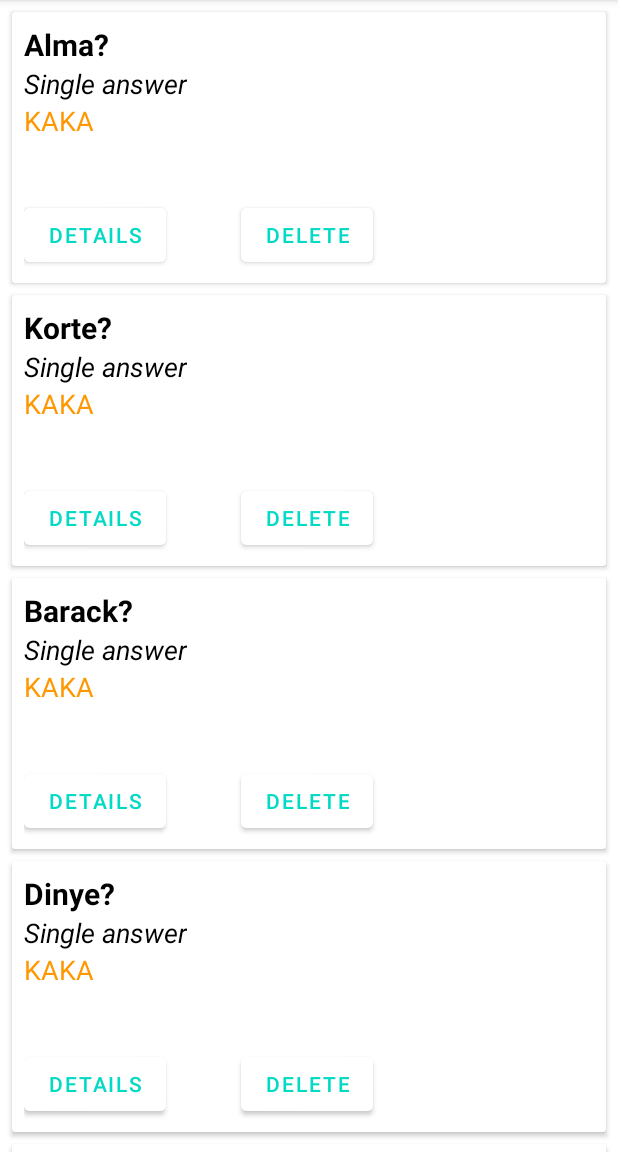
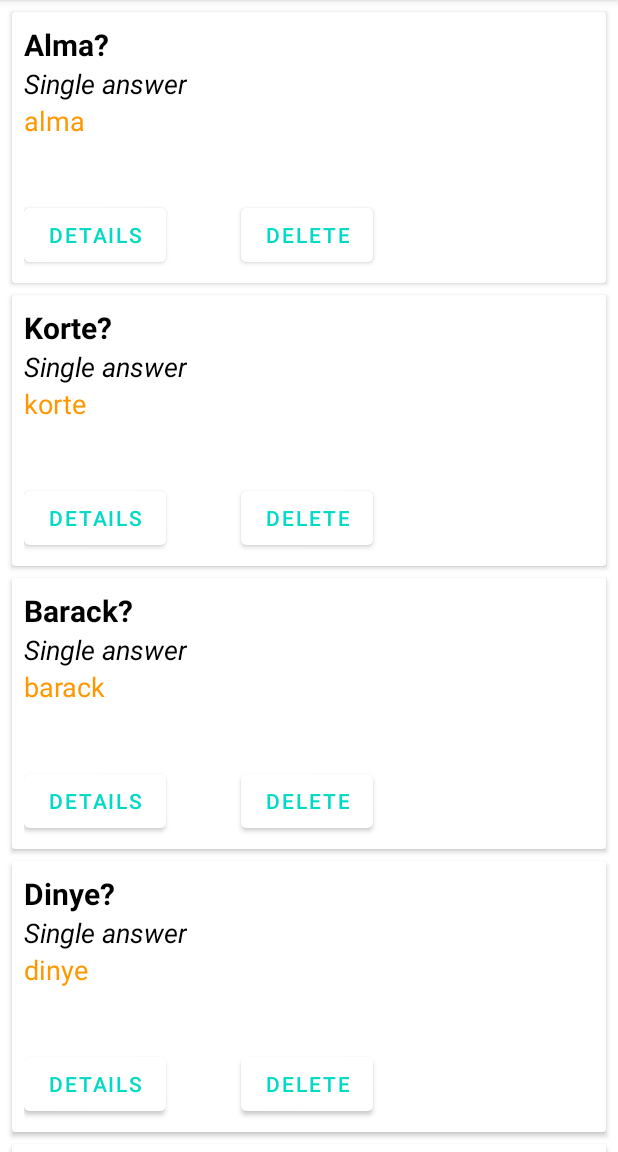
Before and after one commit to kollozsolt/Android, an Android app: the screen it shows after launch (MainActivity), in the side drawer, after a tap on "List of questions", on a phone screen of 412 x 824 dp, the part 84-1236 px from its top. Run offline under Robolectric (Android 15) with nearby library versions, the phone set to English and light mode, and no system bars.

Commit message:
Right answer fixed in recycler view

```diff
--- a/Quiz/app/src/main/java/com/example/quiz/fragment/HomeFragment.kt
+++ b/Quiz/app/src/main/java/com/example/quiz/fragment/HomeFragment.kt
@@ -17,6 +17,7 @@ class HomeFragment : Fragment() {
 
     private lateinit var startButton: Button
     private lateinit var newQuestionButton: Button
+    private lateinit var listButton: Button
 
     override fun onCreateView(
         inflater: LayoutInflater, container: ViewGroup?,
@@ -29,11 +30,17 @@ class HomeFragment : Fragment() {
     override fun onViewCreated(view: View, savedInstanceState: Bundle?) {
         super.onViewCreated(view, savedInstanceState)
         startButton = binding.homeButton1
+        listButton = binding.homeButton2
         newQuestionButton = binding.homeButton3
 
         startButton.setOnClickListener {
             val supportFragment: FragmentManager? = activity?.supportFragmentManager
             supportFragment?.beginTransaction()?.replace(R.id.fragmentContainerView, QuizStartFragment())?.commit()
+        }
+
+        listButton.setOnClickListener {
+            val supportFragment: FragmentManager? = activity?.supportFragmentManager
+            supportFragment?.beginTransaction()?.replace(R.id.fragmentContainerView, ListFragment())?.commit()
         }
 
         newQuestionButton.setOnClickListener{
--- a/Quiz/app/src/main/java/com/example/quiz/fragment/ListFragment.kt
+++ b/Quiz/app/src/main/java/com/example/quiz/fragment/ListFragment.kt
@@ -35,9 +35,14 @@ class ListFragment : Fragment() {
         val questionsList = getQuestions(requireContext())
 
         val exampleList = mutableListOf<ExampleItem>()
-
+        var poz = 0
         for (i in questionsList){
-            val rightAnswer = "KAKA"
+            for (j in 0..(i.answers.size-1)){
+                if (i.answers[j].isCorrect == 1){
+                    poz = j
+                }
+            }
+            val rightAnswer = i.answers[poz].text;
             exampleList.add(ExampleItem(i.text, "Single answer", rightAnswer))
         }
         val recycleView: RecyclerView = binding.recyclerView
```
